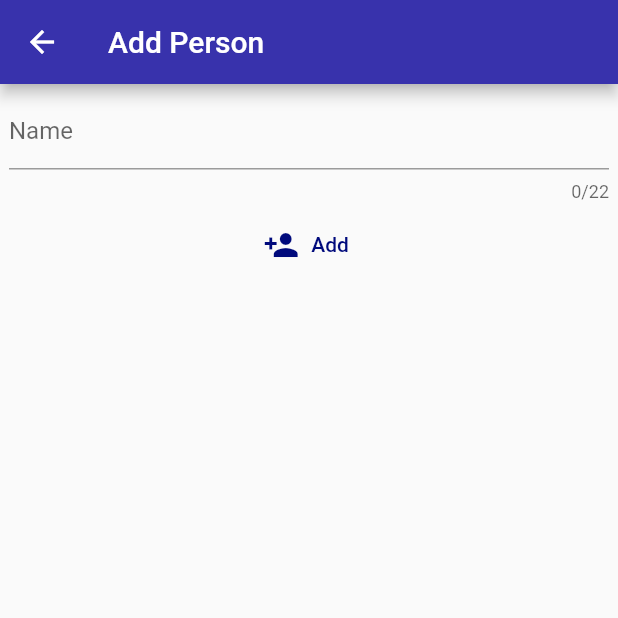
After one commit to DougLau/dinner_vote, a Flutter app: the PersonPage screen opened directly, on a phone screen of 412 x 824 dp, the top half of it. The commit adds this screen. Run offline on Flutter 3.47's test engine with Material 2 defaults, Android fonts, the phone set to English and light mode, and no system bars; our stand-ins replace sqflite, synchronized; accounts and stored records are empty.

Commit message:
Added page to add/edit/delete people.

```diff
--- a/lib/db.dart
+++ b/lib/db.dart
@@ -2,6 +2,7 @@ import 'dart:io';
 import 'package:sqflite/sqflite.dart';
 import 'package:synchronized/synchronized.dart';
 import 'meal.dart';
+import 'person.dart';
 
 class DbHelper {
   static final DbHelper _singleton = DbHelper._internal();
@@ -92,4 +93,27 @@ class DbHelper {
     return await dbi
         .update('meal', meal.toMap(), where: 'id = ?', whereArgs: [meal.id]);
   }
+
+  Future<int> savePerson(Person person) async {
+    var dbi = await db;
+    return await dbi.insert('person', person.toMap());
+  }
+
+  Future<List> getAllPeople() async {
+    var dbi = await db;
+    var people = await dbi.query('person',
+        columns: ['id', 'name'], orderBy: 'name');
+    return people.toList();
+  }
+
+  Future<int> deletePerson(int id) async {
+    var dbi = await db;
+    return await dbi.delete('person', where: 'id = ?', whereArgs: [id]);
+  }
+
+  Future<int> updatePerson(Person person) async {
+    var dbi = await db;
+    return await dbi
+        .update('person', person.toMap(), where: 'id = ?', whereArgs: [person.id]);
+  }
 }
--- a/lib/main.dart
+++ b/lib/main.dart
@@ -1,5 +1,6 @@
 import 'package:flutter/material.dart';
 import 'mealui.dart';
+import 'person_ui.dart';
 
 void main() => runApp(DinnerVoteApp());
 
@@ -25,6 +26,7 @@ class DinnerVoteAppState extends State<DinnerVoteApp> {
 
   final items = [
     DrawerItem('Meals', Icons.info, MealListPage(key)),
+    DrawerItem('People', Icons.person, PersonListPage(key)),
   ];
 
   var item;
--- /dev/null
+++ b/lib/person.dart
@@ -0,0 +1,21 @@
+class Person {
+  int id;
+  String name;
+
+  Person(this.name);
+
+  Map<String, dynamic> toMap() {
+    var map = <String, dynamic>{
+      'name': name,
+    };
+    if (id != null) {
+      map['id'] = id;
+    }
+    return map;
+  }
+
+  Person.fromMap(Map<String, dynamic> map) {
+    id = map['id'];
+    name = map['name'];
+  }
+}
--- /dev/null
+++ b/lib/person_ui.dart
@@ -0,0 +1,234 @@
+import 'package:flutter/material.dart';
+import 'main.dart';
+import 'person.dart';
+import 'db.dart';
+
+class PersonListPage extends StatefulWidget {
+  final GlobalKey<DinnerVoteAppState> appKey;
+
+  PersonListPage(appKey) : appKey = appKey;
+
+  @override
+  _PersonListPageState createState() => _PersonListPageState();
+}
+
+class _PersonListPageState extends State<PersonListPage> {
+  final _dinners = new List<Person>();
+  final _db = DbHelper();
+
+  @override
+  void initState() {
+    super.initState();
+    _loadPeople();
+  }
+
+  @override
+  Widget build(BuildContext context) {
+    return Scaffold(
+      appBar: AppBar(
+        title: Text('Dinner Vote: People'),
+      ),
+      drawer: widget.appKey.currentState.getDrawer(context),
+      body: _buildBody(),
+      floatingActionButton: FloatingActionButton(
+        child: Icon(Icons.person_add),
+        onPressed: () => _createPerson(context),
+      ),
+    );
+  }
+
+  Widget _buildBody() {
+    return ListView.builder(
+        padding: const EdgeInsets.all(6.0),
+        itemCount: _dinners.length,
+        itemBuilder: (context, i) {
+          return _buildRow(_dinners[i]);
+        });
+  }
+
+  Widget _buildRow(Person person) {
+    return ListTile(
+      title: Text(
+        person.name,
+        style: Theme.of(context).textTheme.title,
+      ),
+      onTap: () => _editPerson(context, person),
+    );
+  }
+
+  _createPerson(BuildContext context) async {
+    String result = await Navigator.push(
+      context,
+      MaterialPageRoute(builder: (context) => PersonPage(Person(""))),
+    );
+    if (result == 'save') {
+      _loadPeople();
+    }
+  }
+
+  _loadPeople() async {
+    _db.getAllPeople().then((people) {
+      setState(() {
+        _dinners.clear();
+        people.forEach((person) {
+          _dinners.add(Person.fromMap(person));
+        });
+      });
+    });
+  }
+
+  _editPerson(BuildContext context, Person person) async {
+    String result = await Navigator.push(
+      context,
+      MaterialPageRoute(builder: (context) => PersonPage(person)),
+    );
+    if (result == 'update' || result == 'delete') {
+      _loadPeople();
+    }
+  }
+}
+
+class PersonPage extends StatefulWidget {
+  final Person person;
+  PersonPage(this.person);
+
+  @override
+  State<StatefulWidget> createState() => _PersonPageState();
+}
+
+class _PersonPageState extends State<PersonPage> {
+  @override
+  Widget build(BuildContext context) {
+    return Scaffold(
+      appBar: AppBar(title: Text(_screenTitle())),
+      body: PersonBody(widget.person),
+    );
+  }
+
+  String _screenTitle() {
+    return (widget.person.id != null) ? 'Edit Person' : 'Add Person';
+  }
+}
+
+class PersonBody extends StatefulWidget {
+  // This needs to be separate from PersonPage to allow
+  // SnackBars to work with the Scaffold in PersonPage
+  final Person person;
+  PersonBody(this.person);
+
+  @override
+  State<StatefulWidget> createState() => _PersonBodyState();
+}
+
+class _PersonBodyState extends State<PersonBody> {
+  DbHelper db = new DbHelper();
+
+  TextEditingController _name;
+
+  @override
+  initState() {
+    super.initState();
+
+    _name = new TextEditingController(text: widget.person.name);
+  }
+
+  @override
+  Widget build(BuildContext context) {
+    return ListView(
+      shrinkWrap: true,
+      padding: EdgeInsets.all(6.0),
+      children: <Widget>[
+        TextField(
+          controller: _name,
+          decoration: InputDecoration(labelText: 'Name', isDense: true),
+          maxLength: 22,
+        ),
+        Padding(padding: new EdgeInsets.all(2.0)),
+        _buildButtons(context),
+      ],
+    );
+  }
+
+  Widget _buildButtons(BuildContext context) {
+    if (widget.person.id != null) {
+      return Row(
+        children: <Widget>[
+          Expanded(child: _buildDeleteButton(context)),
+          Expanded(child: _buildButton(context)),
+        ],
+      );
+    } else {
+      return _buildButton(context);
+    }
+  }
+
+  Widget _buildDeleteButton(BuildContext context) {
+    return FlatButton.icon(
+      label: Text('Delete'),
+      icon: Icon(Icons.delete),
+      textColor: Theme.of(context).primaryColorDark,
+      onPressed: () {
+        _deletePerson(context);
+      },
+    );
+  }
+
+  _deletePerson(BuildContext context) {
+    db.deletePerson(widget.person.id).then((_) {
+      Navigator.pop(context, 'delete');
+    });
+  }
+
+  String _buttonTitle() {
+    return (widget.person.id != null) ? 'Update' : 'Add';
+  }
+
+  IconData _buttonIcon() {
+    return (widget.person.id != null) ? Icons.done : Icons.person_add;
+  }
+
+  Widget _buildButton(BuildContext context) {
+    return FlatButton.icon(
+      label: Text(_buttonTitle()),
+      icon: Icon(_buttonIcon()),
+      textColor: Theme.of(context).primaryColorDark,
+      onPressed: () {
+        if (widget.person.id != null) {
+          _updatePerson(context);
+        } else {
+          _savePerson(context);
+        }
+      },
+    );
+  }
+
+  String _getName() {
+    return _name.text.trim();
+  }
+
+  _updatePerson(BuildContext context) {
+    db
+        .updatePerson(Person.fromMap({
+      'id': widget.person.id,
+      'name': _getName(),
+    }))
+        .then((_) {
+      Navigator.pop(context, 'update');
+    }).catchError((e) {
+      final snackBar = SnackBar(content: Text('Name must be unique'));
+      Scaffold.of(context).showSnackBar(snackBar);
+    });
+  }
+
+  _savePerson(BuildContext context) {
+    final name = _getName();
+    if (name.length == 0)
+      return;
+    db.savePerson(Person(name)).then((_) {
+      Navigator.pop(context, 'save');
+    }).catchError((e) {
+      final snackBar = SnackBar(content: Text('Name must be unique'));
+      Scaffold.of(context).showSnackBar(snackBar);
+    });
+  }
+}
```
